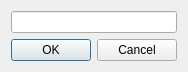
The window that components/other/askText.ui (Szybet/sanki) describes before a commit, drawn with Qt 5.
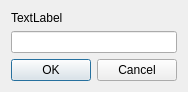
The same window after the commit.

```diff
--- a/components/other/askText.ui
+++ b/components/other/askText.ui
@@ -14,6 +14,13 @@
    <string>Dialog</string>
   </property>
   <layout class="QVBoxLayout" name="verticalLayout">
+   <item>
+    <widget class="QLabel" name="labelTitle">
+     <property name="text">
+      <string>TextLabel</string>
+     </property>
+    </widget>
+   </item>
    <item>
     <widget class="QLineEdit" name="lineEdit"/>
    </item>
```
